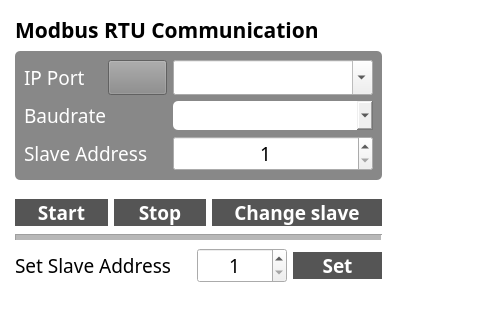
Before: the Qt Designer form datc_control/ui/modbus_form.ui in KorasRobotics/KR_GCS_user_interface_ROS2, drawn with Qt 5; both pictures show x 0 to 480 and y 0 to 320 of the 621 by 514 pixel window.
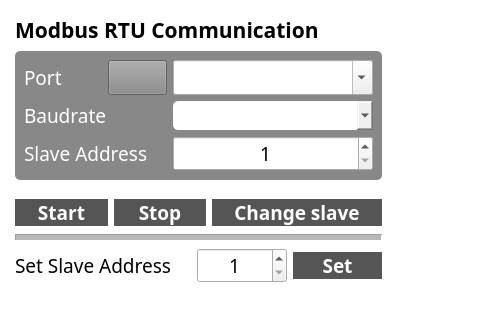
After: the same form once the commit is applied. Icons and pictures are not drawn.

The edit to the form file:
```diff
--- a/datc_control/ui/modbus_form.ui
+++ b/datc_control/ui/modbus_form.ui
@@ -143,7 +143,7 @@
            </font>
           </property>
           <property name="text">
-           <string>IP Port</string>
+           <string>Port</string>
           </property>
          </widget>
         </item>
```
Left out of the diff: 31 changed lines with no effect on the pictures.
